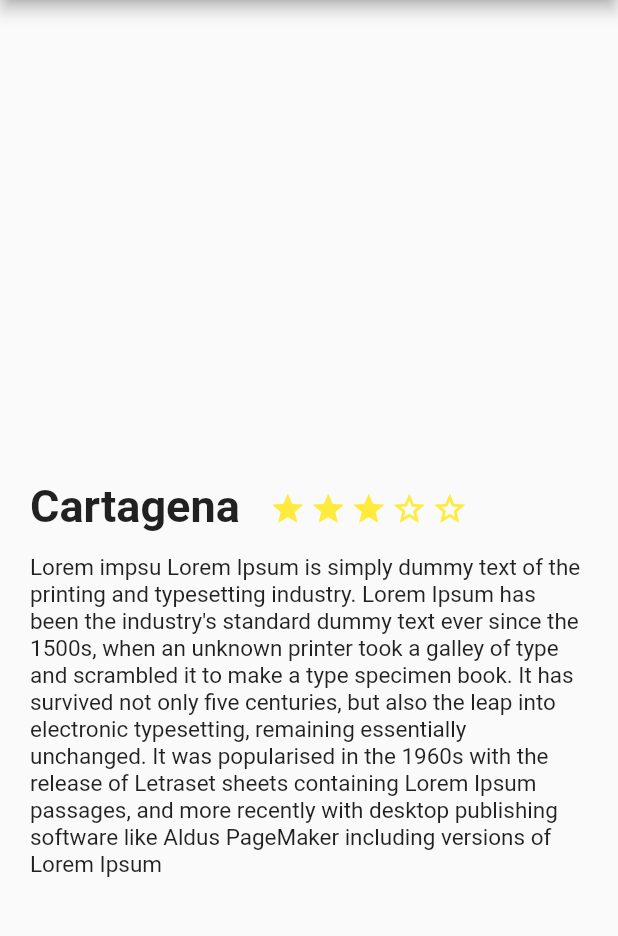
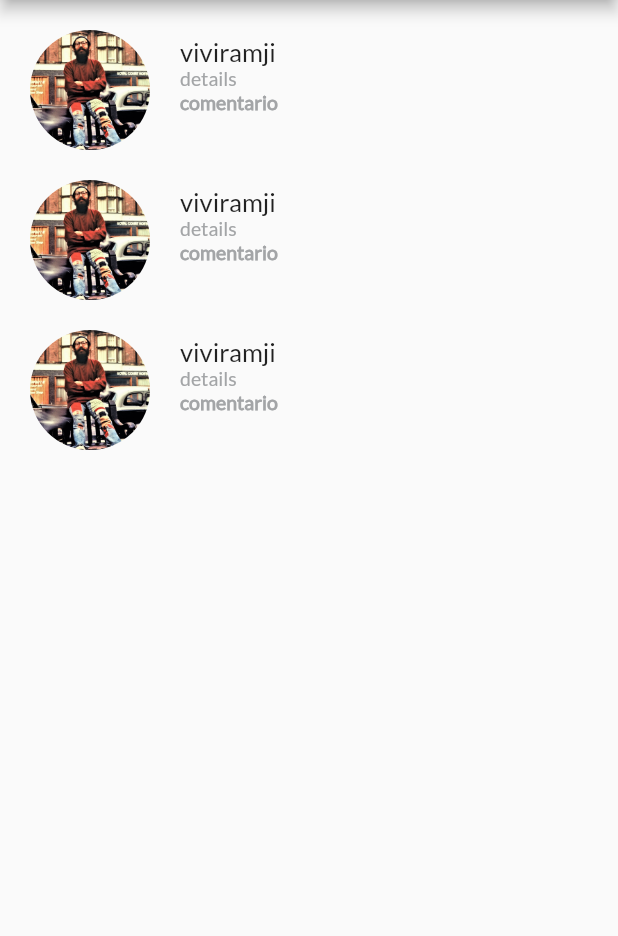
Before and after one commit to viviramji/travel-flutter-app, a Flutter app: the screen it shows after launch, on a phone screen of 412 x 824 dp, the part 84-1020 px from its top. Run offline on Flutter 3.47's test engine with Material 2 defaults, Android fonts, the phone set to English and light mode, and no system bars.

Commit message:
Review and review list

```diff
--- a/lib/description_place.dart
+++ b/lib/description_place.dart
@@ -1,4 +1,5 @@
 import 'package:flutter/material.dart';
+import 'review_list.dart';
 
 class DescriptionPlace extends StatelessWidget {
   int numberStars;
@@ -17,7 +18,10 @@ class DescriptionPlace extends StatelessWidget {
             margin: EdgeInsets.only(top: 320.0, left: 20.0, right: 20.0),
             child: Text(
               namePlace,
-              style: TextStyle(fontSize: 30.0, fontWeight: FontWeight.bold),
+              style: TextStyle(
+                  fontSize: 30.0,
+                  fontWeight: FontWeight.bold,
+                  fontFamily: "Lato"),
               textAlign: TextAlign.left,
             )),
         star
@@ -27,7 +31,8 @@ class DescriptionPlace extends StatelessWidget {
     final description = Container(
       margin: EdgeInsets.only(top: 14.0, left: 20.0, right: 20.0),
       child: Text(descriptionPlace,
-          textAlign: TextAlign.left, style: TextStyle(fontSize: 15.0)),
+          textAlign: TextAlign.left,
+          style: TextStyle(fontSize: 15.0, fontFamily: "Lato")),
     );
 
     // * Cuando los elementos estan apilados uno debajo del otro pues utilizamos una columna.
--- a/lib/main.dart
+++ b/lib/main.dart
@@ -1,5 +1,6 @@
 import 'package:flutter/material.dart';
 import 'package:travel_app/description_place.dart';
+import 'review_list.dart';
 
 void main() {
   runApp(MyApp());
@@ -16,80 +17,10 @@ class MyApp extends StatelessWidget {
           visualDensity: VisualDensity.adaptivePlatformDensity,
         ),
         home: Scaffold(
-          appBar: AppBar(title: Text("Travel App")),
-          body: DescriptionPlace(3, "Cartagena",
-              "Lorem impsu Lorem Ipsum is simply dummy text of the printing and typesetting industry. Lorem Ipsum has been the industry's standard dummy text ever since the 1500s, when an unknown printer took a galley of type and scrambled it to make a type specimen book. It has survived not only five centuries, but also the leap into electronic typesetting, remaining essentially unchanged. It was popularised in the 1960s with the release of Letraset sheets containing Lorem Ipsum passages, and more recently with desktop publishing software like Aldus PageMaker including versions of Lorem Ipsum"),
-        ));
+            appBar: AppBar(title: Text("Travel App")), body: ReviewList()
+
+            //DescriptionPlace(3, "Cartagena",
+            //   "Lorem impsu Lorem Ipsum is simply dummy text of the printing and typesetting industry. Lorem Ipsum has been the industry's standard dummy text ever since the 1500s, when an unknown printer took a galley of type and scrambled it to make a type specimen book. It has survived not only five centuries, but also the leap into electronic typesetting, remaining essentially unchanged. It was popularised in the 1960s with the release of Letraset sheets containing Lorem Ipsum passages, and more recently with desktop publishing software like Aldus PageMaker including versions of Lorem Ipsum"),
+            ));
   }
 }
-
-class MyHomePage extends StatefulWidget {
-  MyHomePage({Key key, this.title}) : super(key: key);
-
-  final String title;
-
-  @override
-  _MyHomePageState createState() => _MyHomePageState();
-}
-
-class _MyHomePageState extends State<MyHomePage> {
-  int _counter = 0;
-
-  void _incrementCounter() {
-    setState(() {
-      _counter++;
-    });
-  }
-
-  @override
-  Widget build(BuildContext context) {
-    // This method is rerun every time setState is called, for instance as done
-    // by the _incrementCounter method above.
-    //
-    // The Flutter framework has been optimized to make rerunning build methods
-    // fast, so that you can just rebuild anything that needs updating rather
-    // than having to individually change instances of widgets.
-    return Scaffold(
-      appBar: AppBar(
-        // Here we take the value from the MyHomePage object that was created by
-        // the App.build method, and use it to set our appbar title.
-        title: Text(widget.title),
-      ),
-      body: Center(
-        // Center is a layout widget. It takes a single child and positions it
-        // in the middle of the parent.
-        child: Column(
-          // Column is also a layout widget. It takes a list of children and
-          // arranges them vertically. By default, it sizes itself to fit its
-          // children horizontally, and tries to be as tall as its parent.
-          //
-          // Invoke "debug painting" (press "p" in the console, choose the
-          // "Toggle Debug Paint" action from the Flutter Inspector in Android
-          // Studio, or the "Toggle Debug Paint" command in Visual Studio Code)
-          // to see the wireframe for each widget.
-          //
-          // Column has various properties to control how it sizes itself and
-          // how it positions its children. Here we use mainAxisAlignment to
-          // center the children vertically; the main axis here is the vertical
-          // axis because Columns are vertical (the cross axis would be
-          // horizontal).
-          mainAxisAlignment: MainAxisAlignment.center,
-          children: <Widget>[
-            Text(
-              'You have pushed the button this many times:',
-            ),
-            Text(
-              '$_counter',
-              style: Theme.of(context).textTheme.headline4,
-            ),
-          ],
-        ),
-      ),
-      floatingActionButton: FloatingActionButton(
-        onPressed: _incrementCounter,
-        tooltip: 'Increment',
-        child: Icon(Icons.add),
-      ), // This trailing comma makes auto-formatting nicer for build methods.
-    );
-  }
-}
--- /dev/null
+++ b/lib/review.dart
@@ -0,0 +1,64 @@
+import 'package:flutter/material.dart';
+
+class Review extends StatelessWidget {
+  String pathImage = "assets/images/trave-men.jpg";
+  String name = "Viviramji";
+  String details = "5 photos";
+  String comment = "5 photos";
+
+  Review(this.pathImage, this.name, this.details, this.comment);
+
+  @override
+  Widget build(BuildContext context) {
+    final userComment = Container(
+        margin: EdgeInsets.only(left: 20.0),
+        child: Text(
+          comment,
+          textAlign: TextAlign.left,
+          style: TextStyle(
+              fontFamily: "Lato",
+              fontSize: 13.0,
+              fontWeight: FontWeight.w900,
+              color: Color(0xFFa3a5a7)),
+        ));
+
+    final userInfo = Container(
+        margin: EdgeInsets.only(left: 20.0),
+        child: Text(
+          details,
+          textAlign: TextAlign.left,
+          style: TextStyle(
+              fontFamily: "Lato", fontSize: 13.0, color: Color(0xFFa3a5a7)),
+        ));
+
+    final userName = Container(
+        margin: EdgeInsets.only(left: 20.0),
+        child: Text(
+          name,
+          textAlign: TextAlign.left,
+          style: TextStyle(fontFamily: "Lato", fontSize: 17.0),
+        ));
+
+    final userDetail = Column(
+      crossAxisAlignment: CrossAxisAlignment.start,
+      children: <Widget>[userName, userInfo, userComment],
+    );
+
+    final photo = Container(
+      margin: EdgeInsets.only(
+        top: 20.0,
+        left: 20,
+      ),
+      width: 80.0,
+      height: 80.0,
+      decoration: BoxDecoration(
+          shape: BoxShape.circle,
+          image:
+              DecorationImage(fit: BoxFit.cover, image: AssetImage(pathImage))),
+    );
+
+    return Row(
+      children: <Widget>[photo, userDetail],
+    );
+  }
+}
--- /dev/null
+++ b/lib/review_list.dart
@@ -0,0 +1,19 @@
+import 'package:flutter/material.dart';
+import 'review.dart';
+
+class ReviewList extends StatelessWidget {
+  @override
+  Widget build(BuildContext context) {
+    return Column(
+      crossAxisAlignment: CrossAxisAlignment.start,
+      children: <Widget>[
+        new Review("assets/images/travel-men.jpg", "viviramji", "details",
+            "comentario"),
+        new Review("assets/images/travel-men.jpg", "viviramji", "details",
+            "comentario"),
+        new Review("assets/images/travel-men.jpg", "viviramji", "details",
+            "comentario"),
+      ],
+    );
+  }
+}
```
Also changed, not shown: pubspec.yaml (+8 -0 lines), assets/images/travel-men.jpg (added), fonts/Lato-Regular.ttf (added).
